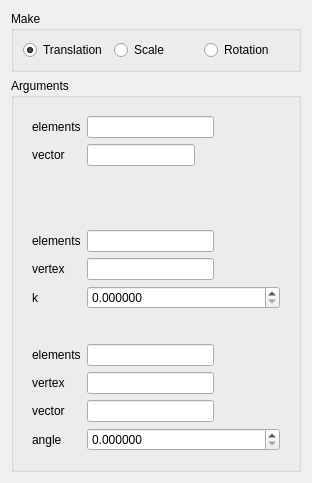
SalomePlatform/hexablock, file src/HEXABLOCKGUI/Transformation_QTD.ui: the form before one commit.
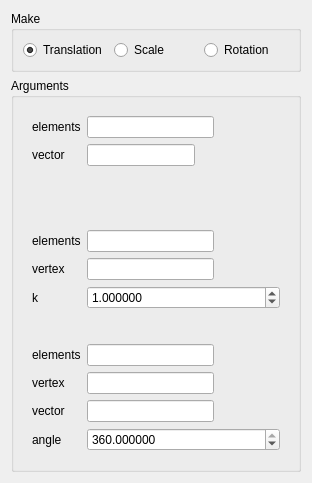
The form after the commit.

Patch:
```diff
--- a/src/HEXABLOCKGUI/Transformation_QTD.ui
+++ b/src/HEXABLOCKGUI/Transformation_QTD.ui
@@ -198,6 +198,9 @@
            <property name="maximum">
             <double>1000000000.000000000000000</double>
            </property>
+           <property name="value">
+            <double>1.000000000000000</double>
+           </property>
           </widget>
          </item>
          <item row="1" column="0">
@@ -290,6 +293,9 @@
            <property name="maximum">
             <double>360.000000000000000</double>
            </property>
+           <property name="value">
+            <double>360.000000000000000</double>
+           </property>
           </widget>
          </item>
          <item row="1" column="0">
```
